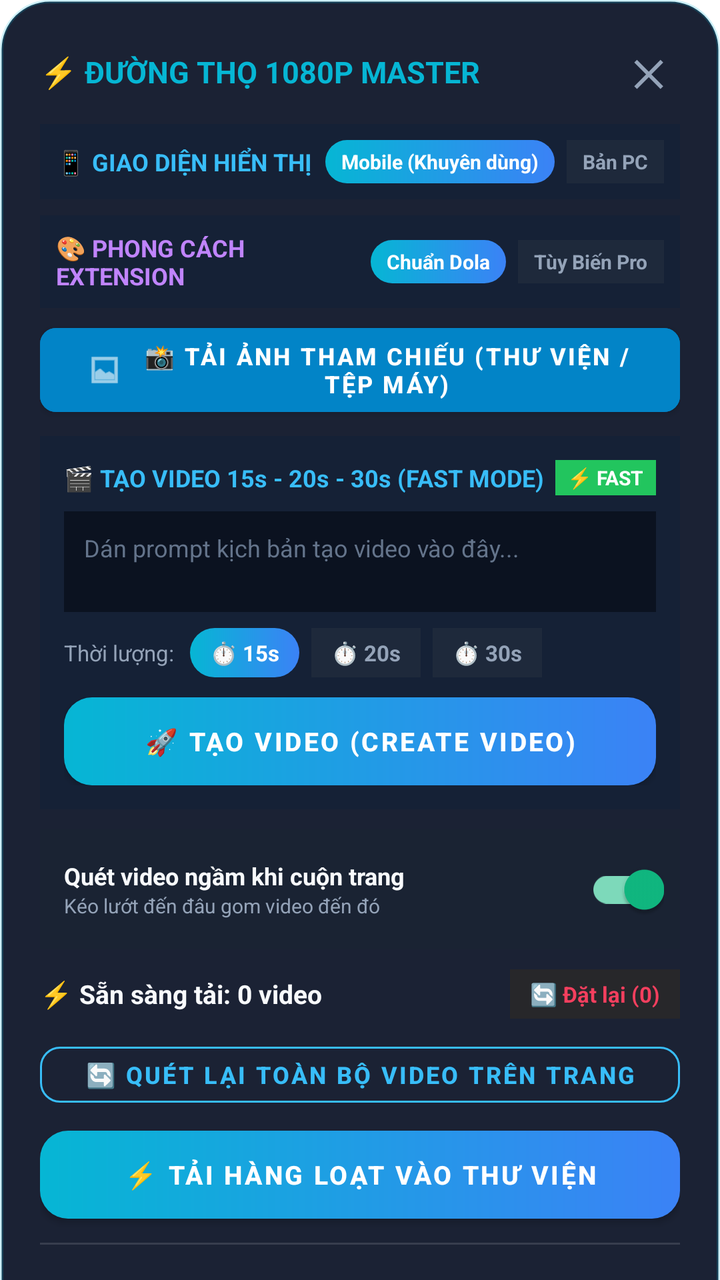
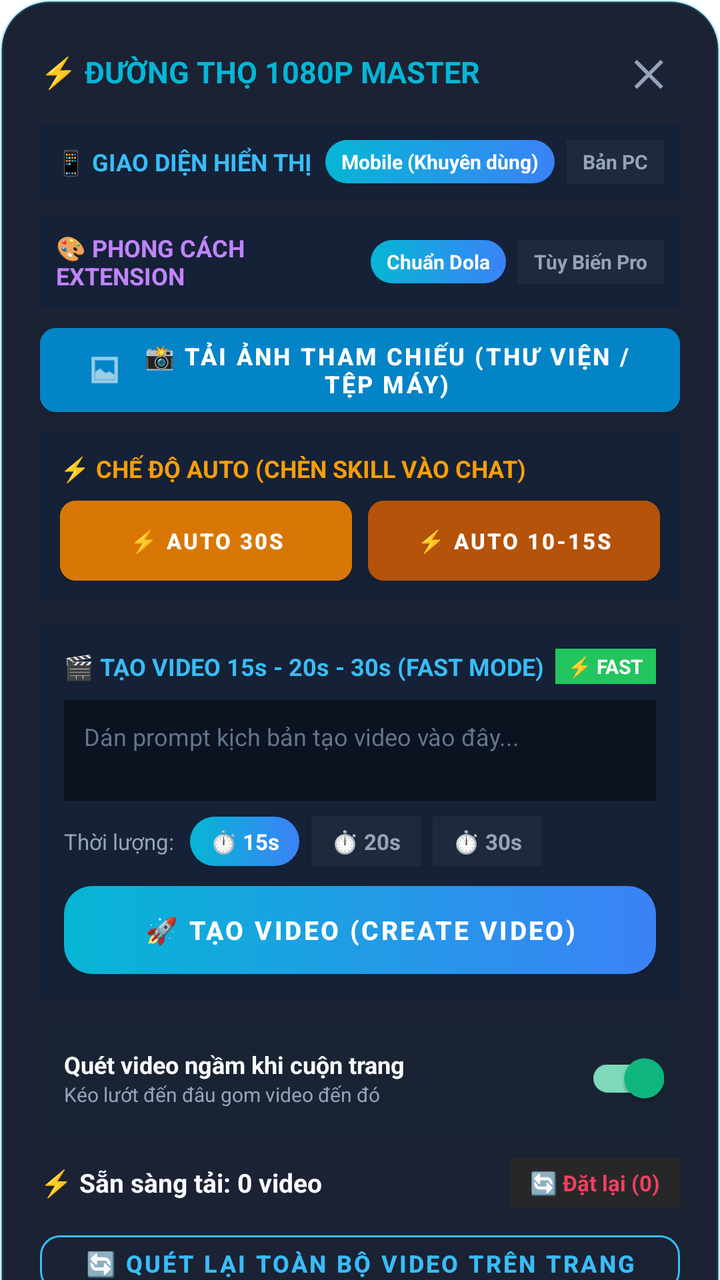

Screens rendered from an Android XML layout before and after an edit, with the pre-edit source and the edit as a unified diff.
<!-- AndroidManifest.xml: application theme Theme.DuongThoDola -->
<!-- res/layout/dialog_quick_menu.xml -->
<?xml version="1.0" encoding="utf-8"?>
<ScrollView xmlns:android="http://schemas.android.com/apk/res/android"
    xmlns:app="http://schemas.android.com/apk/res-auto"
    android:layout_width="match_parent"
    android:layout_height="wrap_content"
    android:scrollbars="none">

    <LinearLayout
        android:layout_width="match_parent"
        android:layout_height="wrap_content"
        android:background="@drawable/bg_dialog"
        android:orientation="vertical"
        android:padding="20dp">

        
        <LinearLayout
            android:layout_width="match_parent"
            android:layout_height="wrap_content"
            android:gravity="center_vertical"
            android:orientation="horizontal">

            <TextView
                android:layout_width="0dp"
                android:layout_height="wrap_content"
                android:layout_weight="1"
                android:text="⚡ ĐƯỜNG THỌ 1080P MASTER"
                android:textColor="@color/primary"
                android:textSize="15sp"
                android:textStyle="bold" />

            <TextView
                android:id="@+id/dialogCloseBtn"
                android:layout_width="32dp"
                android:layout_height="32dp"
                android:gravity="center"
                android:text="✕"
                android:textColor="@color/text_muted"
                android:textSize="18sp"
                android:textStyle="bold" />
        </LinearLayout>

        
        
        
        <LinearLayout
            android:layout_width="match_parent"
            android:layout_height="wrap_content"
            android:layout_marginTop="10dp"
            android:background="#152136"
            android:gravity="center_vertical"
            android:orientation="horizontal"
            android:padding="8dp">

            <TextView
                android:layout_width="0dp"
                android:layout_height="wrap_content"
                android:layout_weight="1"
                android:text="📱 GIAO DIỆN HIỂN THỊ"
                android:textColor="#38bdf8"
                android:textSize="12sp"
                android:textStyle="bold" />

            
            <TextView
                android:id="@+id/btnUiMobile"
                android:layout_width="wrap_content"
                android:layout_height="wrap_content"
                android:background="@drawable/btn_gradient"
                android:clickable="true"
                android:focusable="true"
                android:paddingStart="8dp"
                android:paddingTop="4dp"
                android:paddingEnd="8dp"
                android:paddingBottom="4dp"
                android:text="Mobile (Khuyên dùng)"
                android:textColor="#ffffff"
                android:textSize="10sp"
                android:textStyle="bold" />

            <View
                android:layout_width="6dp"
                android:layout_height="1dp" />

            
            <TextView
                android:id="@+id/btnUiDesktop"
                android:layout_width="wrap_content"
                android:layout_height="wrap_content"
                android:background="#1e293b"
                android:clickable="true"
                android:focusable="true"
                android:paddingStart="8dp"
                android:paddingTop="4dp"
                android:paddingEnd="8dp"
                android:paddingBottom="4dp"
                android:text="Bản PC"
                android:textColor="#94a3b8"
                android:textSize="10sp"
                android:textStyle="bold" />
        </LinearLayout>

        
        
        
        <LinearLayout
            android:layout_width="match_parent"
            android:layout_height="wrap_content"
            android:layout_marginTop="8dp"
            android:background="#152136"
            android:gravity="center_vertical"
            android:orientation="horizontal"
            android:padding="8dp">

            <TextView
                android:layout_width="0dp"
                android:layout_height="wrap_content"
                android:layout_weight="1"
                android:text="🎨 PHONG CÁCH EXTENSION"
                android:textColor="#c084fc"
                android:textSize="12sp"
                android:textStyle="bold" />

            
            <TextView
                android:id="@+id/btnThemeNativeDola"
                android:layout_width="wrap_content"
                android:layout_height="wrap_content"
                android:background="@drawable/btn_gradient"
                android:clickable="true"
                android:focusable="true"
                android:paddingStart="8dp"
                android:paddingTop="4dp"
                android:paddingEnd="8dp"
                android:paddingBottom="4dp"
                android:text="Chuẩn Dola"
                android:textColor="#ffffff"
                android:textSize="10sp"
                android:textStyle="bold" />

            <View
                android:layout_width="6dp"
                android:layout_height="1dp" />

            
            <TextView
                android:id="@+id/btnThemeCustomPro"
                android:layout_width="wrap_content"
                android:layout_height="wrap_content"
                android:background="#1e293b"
                android:clickable="true"
                android:focusable="true"
                android:paddingStart="8dp"
                android:paddingTop="4dp"
                android:paddingEnd="8dp"
                android:paddingBottom="4dp"
                android:text="Tùy Biến Pro"
                android:textColor="#94a3b8"
                android:textSize="10sp"
                android:textStyle="bold" />
        </LinearLayout>

        
        <com.google.android.material.button.MaterialButton
            android:id="@+id/btnQuickUploadImage"
            android:layout_width="match_parent"
            android:layout_height="42dp"
            android:layout_marginTop="10dp"
            android:backgroundTint="#0284c7"
            android:insetTop="0dp"
            android:insetBottom="0dp"
            android:text="📸 Tải ảnh tham chiếu (Thư viện / Tệp máy)"
            android:textColor="#ffffff"
            android:textSize="12sp"
            android:textStyle="bold"
            app:cornerRadius="8dp"
            app:icon="@android:drawable/ic_menu_gallery"
            app:iconGravity="textStart"
            app:iconSize="18dp"
            app:iconTint="#ffffff" />

        
        
        
        <LinearLayout
            android:layout_width="match_parent"
            android:layout_height="wrap_content"
            android:layout_marginTop="12dp"
            android:background="#152136"
            android:orientation="vertical"
            android:padding="12dp">

            <LinearLayout
                android:layout_width="match_parent"
                android:layout_height="wrap_content"
                android:gravity="center_vertical"
                android:orientation="horizontal">

                <TextView
                    android:layout_width="0dp"
                    android:layout_height="wrap_content"
                    android:layout_weight="1"
                    android:text="🎬 TẠO VIDEO 15s - 20s - 30s (FAST MODE)"
                    android:textColor="#38bdf8"
                    android:textSize="12sp"
                    android:textStyle="bold" />

                
                <TextView
                    android:id="@+id/tvModeBadge"
                    android:layout_width="wrap_content"
                    android:layout_height="wrap_content"
                    android:background="#22c55e"
                    android:paddingStart="6dp"
                    android:paddingTop="2dp"
                    android:paddingEnd="6dp"
                    android:paddingBottom="2dp"
                    android:text="⚡ FAST"
                    android:textColor="#ffffff"
                    android:textSize="10sp"
                    android:textStyle="bold" />
            </LinearLayout>

            
            <EditText
                android:id="@+id/etCreatePrompt"
                android:layout_width="match_parent"
                android:layout_height="wrap_content"
                android:layout_marginTop="8dp"
                android:background="#0b1220"
                android:gravity="top|start"
                android:hint="Dán prompt kịch bản tạo video vào đây..."
                android:minLines="2"
                android:maxLines="4"
                android:padding="10dp"
                android:textColor="@color/text_light"
                android:textColorHint="#64748b"
                android:textSize="12sp" />

            
            <LinearLayout
                android:layout_width="match_parent"
                android:layout_height="wrap_content"
                android:layout_marginTop="8dp"
                android:gravity="center_vertical"
                android:orientation="horizontal">

                <TextView
                    android:layout_width="wrap_content"
                    android:layout_height="wrap_content"
                    android:text="Thời lượng:"
                    android:textColor="@color/text_muted"
                    android:textSize="11sp" />

                <View
                    android:layout_width="8dp"
                    android:layout_height="1dp" />

                
                <TextView
                    android:id="@+id/btnDuration15"
                    android:layout_width="wrap_content"
                    android:layout_height="wrap_content"
                    android:background="@drawable/btn_gradient"
                    android:clickable="true"
                    android:focusable="true"
                    android:paddingStart="10dp"
                    android:paddingTop="5dp"
                    android:paddingEnd="10dp"
                    android:paddingBottom="5dp"
                    android:text="⏱️ 15s"
                    android:textColor="#ffffff"
                    android:textSize="11sp"
                    android:textStyle="bold" />

                <View
                    android:layout_width="6dp"
                    android:layout_height="1dp" />

                
                <TextView
                    android:id="@+id/btnDuration20"
                    android:layout_width="wrap_content"
                    android:layout_height="wrap_content"
                    android:background="#1e293b"
                    android:clickable="true"
                    android:focusable="true"
                    android:paddingStart="10dp"
                    android:paddingTop="5dp"
                    android:paddingEnd="10dp"
                    android:paddingBottom="5dp"
                    android:text="⏱️ 20s"
                    android:textColor="#94a3b8"
                    android:textSize="11sp"
                    android:textStyle="bold" />

                <View
                    android:layout_width="6dp"
                    android:layout_height="1dp" />

                
                <TextView
                    android:id="@+id/btnDuration30"
                    android:layout_width="wrap_content"
                    android:layout_height="wrap_content"
                    android:background="#1e293b"
                    android:clickable="true"
                    android:focusable="true"
                    android:paddingStart="10dp"
                    android:paddingTop="5dp"
                    android:paddingEnd="10dp"
                    android:paddingBottom="5dp"
                    android:text="⏱️ 30s"
                    android:textColor="#94a3b8"
                    android:textSize="11sp"
                    android:textStyle="bold" />
            </LinearLayout>

            
            <com.google.android.material.button.MaterialButton
                android:id="@+id/btnTriggerCreateVideo"
                android:layout_width="match_parent"
                android:layout_height="44dp"
                android:layout_marginTop="10dp"
                android:background="@drawable/btn_gradient"
                android:text="🚀 TẠO VIDEO (CREATE VIDEO)"
                android:textColor="#ffffff"
                android:textSize="13sp"
                android:textStyle="bold"
                app:backgroundTint="@null"
                app:cornerRadius="10dp" />

        </LinearLayout>

        
        
        
        
        <LinearLayout
            android:layout_width="match_parent"
            android:layout_height="wrap_content"
            android:layout_marginTop="10dp"
            android:background="#1a2333"
            android:gravity="center_vertical"
            android:orientation="horizontal"
            android:paddingStart="12dp"
            android:paddingTop="6dp"
            android:paddingEnd="8dp"
            android:paddingBottom="6dp">

            <LinearLayout
                android:layout_width="0dp"
                android:layout_height="wrap_content"
                android:layout_weight="1"
                android:orientation="vertical">

                <TextView
                    android:layout_width="wrap_content"
                    android:layout_height="wrap_content"
                    android:text="Quét video ngầm khi cuộn trang"
                    android:textColor="@color/text_light"
                    android:textSize="12sp"
                    android:textStyle="bold" />

                <TextView
                    android:layout_width="wrap_content"
                    android:layout_height="wrap_content"
                    android:text="Kéo lướt đến đâu gom video đến đó"
                    android:textColor="@color/text_muted"
                    android:textSize="10sp" />
            </LinearLayout>

            <com.google.android.material.switchmaterial.SwitchMaterial
                android:id="@+id/switchAutoScan"
                android:layout_width="wrap_content"
                android:layout_height="wrap_content"
                android:checked="true"
                app:useMaterialThemeColors="true" />
        </LinearLayout>

        
        <LinearLayout
            android:layout_width="match_parent"
            android:layout_height="wrap_content"
            android:layout_marginTop="10dp"
            android:gravity="center_vertical"
            android:orientation="horizontal">

            <TextView
                android:id="@+id/dialogVideoStatus"
                android:layout_width="0dp"
                android:layout_height="wrap_content"
                android:layout_weight="1"
                android:text="⚡ Sẵn sàng tải: 0 video"
                android:textColor="@color/text_light"
                android:textSize="13sp"
                android:textStyle="bold" />

            <TextView
                android:id="@+id/btnResetVideoCount"
                android:layout_width="wrap_content"
                android:layout_height="wrap_content"
                android:background="#27272a"
                android:clickable="true"
                android:focusable="true"
                android:paddingStart="10dp"
                android:paddingTop="5dp"
                android:paddingEnd="10dp"
                android:paddingBottom="5dp"
                android:text="🔄 Đặt lại (0)"
                android:textColor="#f43f5e"
                android:textSize="11sp"
                android:textStyle="bold" />
        </LinearLayout>

        
        <com.google.android.material.button.MaterialButton
            android:id="@+id/dialogBtnRescan"
            style="@style/Widget.MaterialComponents.Button.OutlinedButton"
            android:layout_width="match_parent"
            android:layout_height="40dp"
            android:layout_marginTop="8dp"
            android:text="🔄 QUÉT LẠI TOÀN BỘ VIDEO TRÊN TRANG"
            android:textColor="#38bdf8"
            android:textSize="12sp"
            android:textStyle="bold"
            app:cornerRadius="10dp"
            app:strokeColor="#38bdf8" />

        
        <com.google.android.material.button.MaterialButton
            android:id="@+id/dialogBtnDownloadAll"
            android:layout_width="match_parent"
            android:layout_height="44dp"
            android:layout_marginTop="8dp"
            android:background="@drawable/btn_gradient"
            android:text="⚡ TẢI HÀNG LOẠT VÀO THƯ VIỆN"
            android:textColor="#ffffff"
            android:textSize="13sp"
            android:textStyle="bold"
            app:backgroundTint="@null"
            app:cornerRadius="10dp" />

        <View
            android:layout_width="match_parent"
            android:layout_height="1dp"
            android:layout_marginTop="12dp"
            android:layout_marginBottom="12dp"
            android:background="#20ffffff" />

        
        
        
        <LinearLayout
            android:layout_width="match_parent"
            android:layout_height="wrap_content"
            android:orientation="horizontal">

            <com.google.android.material.button.MaterialButton
                android:id="@+id/dialogBtnReload"
                style="@style/Widget.MaterialComponents.Button.OutlinedButton"
                android:layout_width="0dp"
                android:layout_height="40dp"
                android:layout_weight="1"
                android:text="🔄 Tải lại trang"
                android:textColor="@color/text_light"
                android:textSize="12sp"
                app:cornerRadius="10dp"
                app:strokeColor="#4038bdf8" />

            <View
                android:layout_width="8dp"
                android:layout_height="1dp" />

            
            <com.google.android.material.button.MaterialButton
                android:id="@+id/dialogBtnAbout"
                style="@style/Widget.MaterialComponents.Button.OutlinedButton"
                android:layout_width="0dp"
                android:layout_height="40dp"
                android:layout_weight="1"
                android:text="ℹ️ Tác giả (Genpixo)"
                android:textColor="@color/primary"
                android:textSize="12sp"
                app:cornerRadius="10dp"
                app:strokeColor="@color/primary" />
        </LinearLayout>

    </LinearLayout>
</ScrollView>
<!-- resources referenced by this layout -->
<resources>
  <color name="primary">#06b6d4</color>
  <color name="text_light">#f8fafc</color>
  <color name="text_muted">#94a3b8</color>
  <!-- drawable bg_dialog (drawable) -->
  <?xml version="1.0" encoding="utf-8"?>
  <shape xmlns:android="http://schemas.android.com/apk/res/android"
      android:shape="rectangle">
      <solid android:color="#F20f172a" />
      <corners android:radius="24dp" />
      <stroke
          android:width="1.5dp"
          android:color="#3306b6d4" />
  </shape>
  <!-- drawable btn_gradient (drawable) -->
  <?xml version="1.0" encoding="utf-8"?>
  <ripple xmlns:android="http://schemas.android.com/apk/res/android"
      android:color="#40ffffff">
      <item>
          <shape android:shape="rectangle">
              <gradient
                  android:angle="0"
                  android:endColor="#3b82f6"
                  android:startColor="#06b6d4" />
              <corners android:radius="14dp" />
          </shape>
      </item>
  </ripple>
  <style name="Theme.DuongThoDola" parent="Theme.MaterialComponents.DayNight.NoActionBar">
          <item name="colorPrimary">@color/primary</item>
          <item name="colorPrimaryDark">@color/background_dark</item>
          <item name="colorAccent">@color/accent</item>
          <item name="android:statusBarColor">@color/background_dark</item>
          <item name="android:navigationBarColor">@color/background_dark</item>
      </style>
  <color name="background_dark">#0f172a</color>
  <color name="accent">#10b981</color>
</resources>

<!-- the commit's change to res/layout/dialog_quick_menu.xml (unified diff, before → after) -->
@@ -184,6 +184,67 @@
         <LinearLayout
             android:layout_width="match_parent"
             android:layout_height="wrap_content"
+            android:layout_marginTop="10dp"
+            android:background="#152136"
+            android:orientation="vertical"
+            android:padding="10dp">
+
+            <TextView
+                android:layout_width="wrap_content"
+                android:layout_height="wrap_content"
+                android:text="⚡ CHẾ ĐỘ AUTO (CHÈN SKILL VÀO CHAT)"
+                android:textColor="#f59e0b"
+                android:textSize="12sp"
+                android:textStyle="bold" />
+
+            <LinearLayout
+                android:layout_width="match_parent"
+                android:layout_height="wrap_content"
+                android:layout_marginTop="8dp"
+                android:orientation="horizontal">
+
+                
+                <com.google.android.material.button.MaterialButton
+                    android:id="@+id/btnQuickSkill30s"
+                    android:layout_width="0dp"
+                    android:layout_height="40dp"
+                    android:layout_weight="1"
+                    android:backgroundTint="#d97706"
+                    android:insetTop="0dp"
+                    android:insetBottom="0dp"
+                    android:text="⚡ Auto 30s"
+                    android:textColor="#ffffff"
+                    android:textSize="11sp"
+                    android:textStyle="bold"
+                    app:cornerRadius="8dp" />
+
+                <View
+                    android:layout_width="8dp"
+                    android:layout_height="1dp" />
+
+                
+                <com.google.android.material.button.MaterialButton
+                    android:id="@+id/btnQuickSkill1015s"
+                    android:layout_width="0dp"
+                    android:layout_height="40dp"
+                    android:layout_weight="1"
+                    android:backgroundTint="#b45309"
+                    android:insetTop="0dp"
+                    android:insetBottom="0dp"
+                    android:text="⚡ Auto 10-15s"
+                    android:textColor="#ffffff"
+                    android:textSize="11sp"
+                    android:textStyle="bold"
+                    app:cornerRadius="8dp" />
+            </LinearLayout>
+        </LinearLayout>
+
+        
+        
+        
+        <LinearLayout
+            android:layout_width="match_parent"
+            android:layout_height="wrap_content"
             android:layout_marginTop="12dp"
             android:background="#152136"
             android:orientation="vertical"
